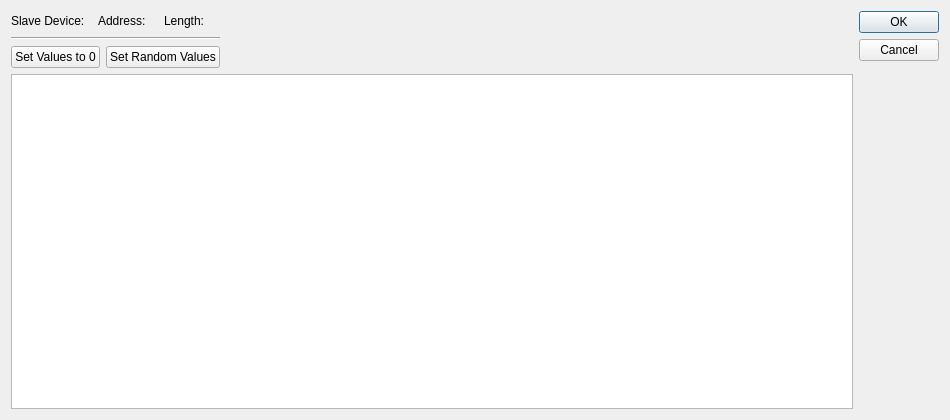
Old version of the form omodscan/dialogs/dialogforcemultipleregisters.ui in the repository sanny32/OpenModScan.
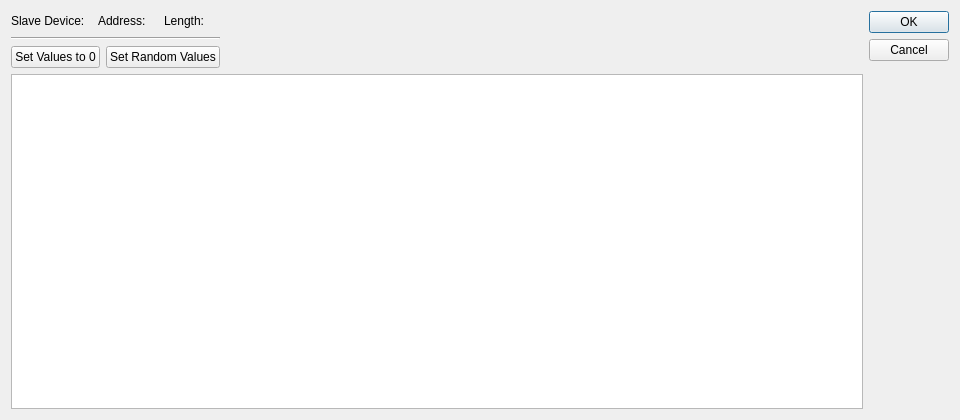
New version of the form.

Commit message: Correct dialog force multiple registers size

Patch:
```diff
--- a/omodscan/dialogs/dialogforcemultipleregisters.ui
+++ b/omodscan/dialogs/dialogforcemultipleregisters.ui
@@ -6,7 +6,7 @@
    <rect>
     <x>0</x>
     <y>0</y>
-    <width>950</width>
+    <width>960</width>
     <height>420</height>
    </rect>
   </property>
```
